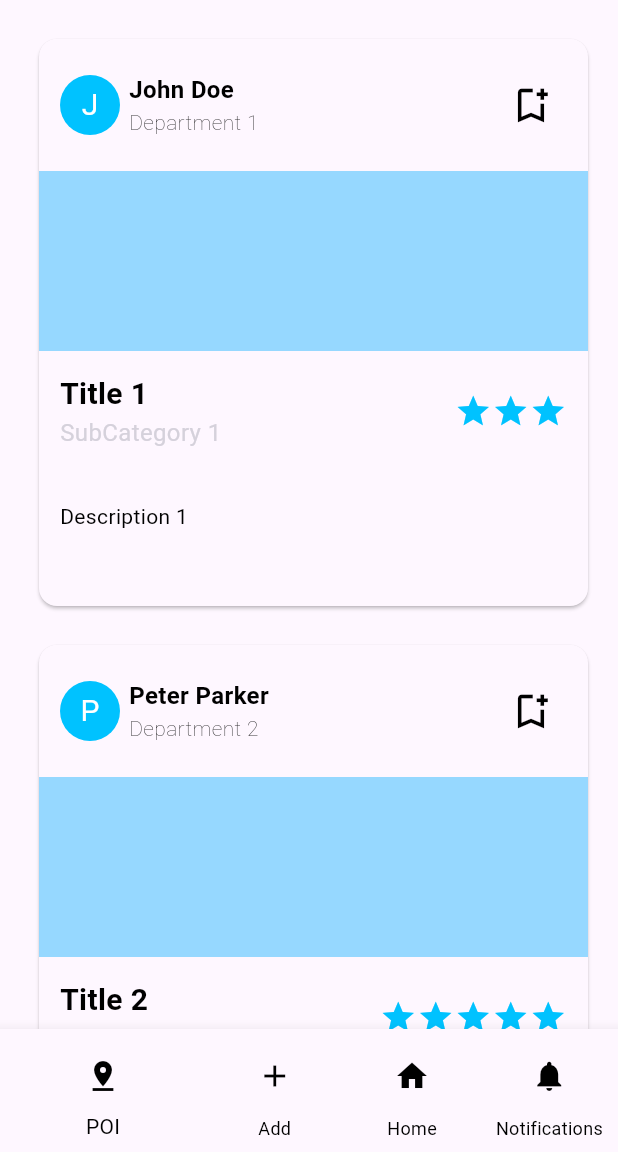
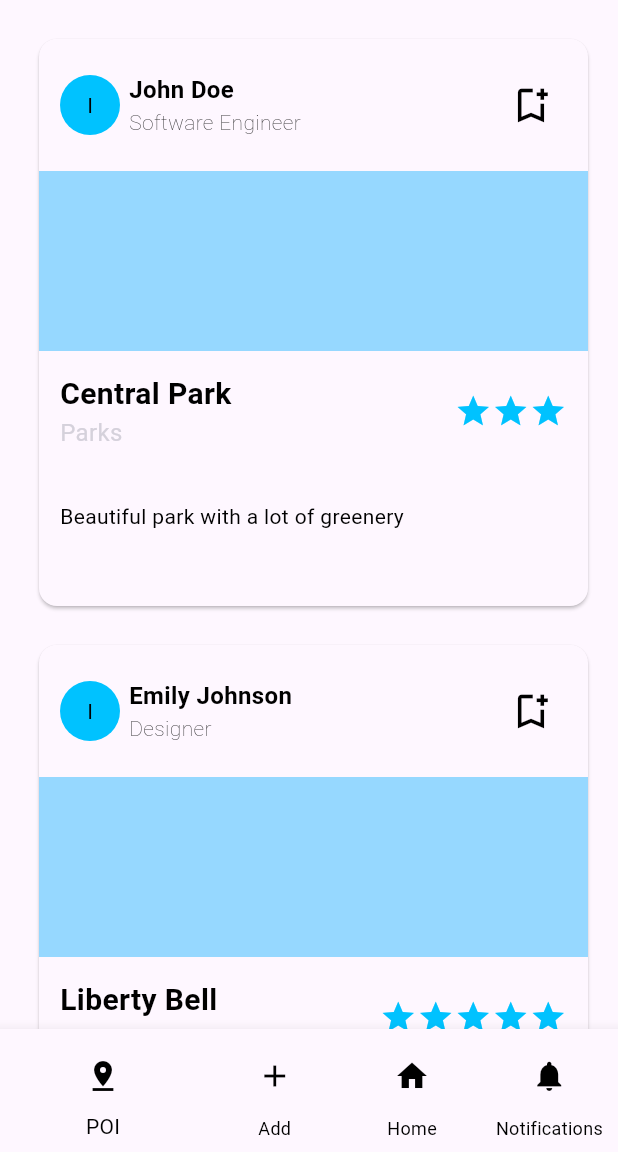
Before and after one commit to WildKoala23/Softshares, a Flutter app: the PointsOfInterest screen opened by its route, on a phone screen of 412 x 824 dp, the part 84-1236 px from its top. Run offline on Flutter 3.47's test engine with Material 3 defaults, Android fonts, the phone set to English and light mode, and no system bars; our stand-ins replace get_storage, sqflite, table_calendar; missing offline and left inert: dev_icons, search_map_location; accounts and stored records are empty.

Commit message:
updated classes and corresponding widgets

```diff
--- a/lib/Components/POICard.dart
+++ b/lib/Components/POICard.dart
@@ -25,12 +25,12 @@ class _POIState extends State<POICard> {
             child: cardHeader(colorScheme),
           ),
           //If image == null, put color instead
-          widget.pointOfInterest.getImage() == null
+          widget.pointOfInterest.imgPath == null
               ? Container(
                   color: Color.fromARGB(255, 150, 216, 255),
                   height: 120,
                 )
-              : Image.asset(widget.pointOfInterest.getImage()!),
+              : Image.asset(widget.pointOfInterest.imgPath!),
           Padding(
             padding: const EdgeInsets.all(14.0),
             child: textContent(colorScheme),
@@ -41,7 +41,7 @@ class _POIState extends State<POICard> {
             child: Container(
               alignment: Alignment.centerLeft,
               child: Text(
-                widget.pointOfInterest.getDescription(),
+                widget.pointOfInterest.desc,
                 textAlign: TextAlign.start,
               ),
             ),
@@ -59,18 +59,18 @@ class _POIState extends State<POICard> {
           crossAxisAlignment: CrossAxisAlignment.start,
           children: [
             Text(
-              widget.pointOfInterest.getTitle(),
+              widget.pointOfInterest.title,
               style: TextStyle(fontSize: 20, fontWeight: FontWeight.bold),
             ),
             Text(
-              widget.pointOfInterest.getSubCategory(),
+              widget.pointOfInterest.subCategory,
               style: TextStyle(color: colorScheme.onTertiary, fontSize: 16),
             )
           ],
         ),
         Row(
             children: List.generate(
-                widget.pointOfInterest.getAval(),
+                widget.pointOfInterest.aval,
                 (start) => Icon(
                       Icons.star,
                       color: colorScheme.secondary,
@@ -96,9 +96,9 @@ class _POIState extends State<POICard> {
                   borderRadius: BorderRadius.circular(95)),
               child: Center(
                   //If user does not have Profile Pic, print first letter of first name
-                  child: widget.pointOfInterest.profilePic != null
+                  child: widget.pointOfInterest.user.profileImg != null
                       ? Text(
-                          widget.pointOfInterest.getFirstName()[0],
+                          widget.pointOfInterest.user.firstname[0],
                           style: TextStyle(
                               fontSize: 20, color: colorScheme.onPrimary),
                         )
@@ -108,11 +108,11 @@ class _POIState extends State<POICard> {
               crossAxisAlignment: CrossAxisAlignment.start,
               children: [
                 Text(
-                  "${widget.pointOfInterest.getFirstName()} ${widget.pointOfInterest.getLastName()}",
+                  "${widget.pointOfInterest.user.firstname} ${widget.pointOfInterest.user.lastName}",
                   style: TextStyle(fontWeight: FontWeight.bold, fontSize: 16),
                 ),
                 Text(
-                  widget.pointOfInterest.getDepartment(),
+                  widget.pointOfInterest.user.job,
                   style: TextStyle(fontWeight: FontWeight.w100, fontSize: 14),
                 )
               ],
--- a/lib/Pages/MyProfile.dart
+++ b/lib/Pages/MyProfile.dart
@@ -3,6 +3,9 @@ import 'package:softshares/Components/bottomNavBar.dart';
 import 'package:softshares/Components/drawer.dart';
 import '../Components/appBar.dart';
 import '../classes/user.dart';
+
+User user = User('Alice', 'Williams', 'Architect', 'Los Angeles, CA',
+    'alice.williams@example.com', DateTime(1993, 7, 22), false);
 
 class MyProfile extends StatefulWidget {
   const MyProfile({super.key});
@@ -15,8 +18,6 @@ class MyProfile extends StatefulWidget {
 
 class _MyHomePageState extends State<MyProfile> {
   //Placeholder User for testing
-  User user = User('Guilherme', 'Pedrinho', 'Software Engineer', 'Viseu',
-      "email@example.com", 23, 09, 2001);
 
   void rightCallback(context) {
     Navigator.pushNamed(context, '/settings');
--- a/lib/Pages/editProfile.dart
+++ b/lib/Pages/editProfile.dart
@@ -27,15 +27,15 @@ class _EditProfileState extends State<EditProfile> {
   TextEditingController dateController = TextEditingController();
   TextEditingController cityController = TextEditingController();
 
-  User user = User('Guilherme', 'Pedrinho', 'Software Engineer', 'Viseu',
-      "email@example.com", 23, 09, 2001);
+  User user = User('John', 'Doe', 'Software Engineer', 'San Francisco, CA',
+    'john.doe@example.com', DateTime(1990, 5, 15), false);
 
   @override
   void initState() {
     super.initState();
     nameController.text = "${user.firstname}  ${user.lastName}";
     emailController.text = user.email;
-    dateController.text = "${user.year}-${user.month}-${user.day}";
+    dateController.text = "${user.birthday}";
     cityController.text = user.location;
   }
 
--- a/lib/Pages/homepage.dart
+++ b/lib/Pages/homepage.dart
@@ -2,8 +2,17 @@ import 'package:flutter/material.dart';
 import 'package:softshares/Components/bottomNavBar.dart';
 import 'package:softshares/Components/drawer.dart';
 import 'package:softshares/classes/forums.dart';
+import 'package:softshares/classes/user.dart';
 import '../Components/appBar.dart';
 import '../Components/forumCard.dart';
+
+//Test dummies
+User user1 = User('John', 'Doe', 'Software Engineer', 'San Francisco, CA',
+    'john.doe@example.com', DateTime(1990, 5, 15), false);
+User user2 = User('Jane', 'Smith', 'Product Manager', 'New York, NY',
+    'jane.smith@example.com', DateTime(1985, 8, 25), true);
+User user3 = User('Emily', 'Johnson', 'Designer', 'Los Angeles, CA',
+    'emily.johnson@example.com', DateTime(1992, 11, 30), true);
 
 class MyHomePage extends StatefulWidget {
   const MyHomePage({super.key});
@@ -53,25 +62,28 @@ List<ForumCard> createTestForumCards() {
 
   // Create multiple instances of Forum with different data
   Forum forum1 = Forum(
-    "John",
-    "Doe",
-    "Title 1",
-    "Department 1",
-    "SubCategory 1",
-    "Description 1",
-    "profilePic1",
-    "https://img.freepik.com/free-photo/colorful-design-with-spiral-design_188544-9588.jpg?size=626&ext=jpg&ga=GA1.1.553209589.1715126400&semt=sph",
+    user1,
+    user3,
+    'Discussion about new software trends',
+    1,
+    'Tech Talk',
+    true,
+    'Technology',
+    'Software',
+    DateTime.now()
   );
 
+  // Create a new Forum instance
   Forum forum2 = Forum(
-    "Peter",
-    "Parker",
-    "Title 2",
-    "Department 2",
-    "SubCategory 2",
-    "Description 2",
-    "profilePic2",
-    null,
+    user2,
+    user3,
+    'Discussion about sports events',
+    1,
+    'Sports Forum',
+    true,
+    'Sports',
+    'Football',
+    DateTime.now()
   );
 
   // Create ForumCard widgets with the Forum objects
--- a/lib/Pages/pointsOfInterest.dart
+++ b/lib/Pages/pointsOfInterest.dart
@@ -2,8 +2,17 @@ import 'package:flutter/material.dart';
 import 'package:softshares/Components/appBar.dart';
 import 'package:softshares/Components/bottomNavBar.dart';
 import 'package:softshares/Components/drawer.dart';
+import 'package:softshares/classes/user.dart';
 import '../Components/POICard.dart';
 import '../classes/POI.dart';
+
+
+User user1 = User('John', 'Doe', 'Software Engineer', 'San Francisco, CA',
+    'john.doe@example.com', DateTime(1990, 5, 15), false);
+User user2 = User('Jane', 'Smith', 'Product Manager', 'New York, NY',
+    'jane.smith@example.com', DateTime(1985, 8, 25), true);
+User user3 = User('Emily', 'Johnson', 'Designer', 'Los Angeles, CA',
+    'emily.johnson@example.com', DateTime(1992, 11, 30), false);
 
 class PointsOfInterest extends StatefulWidget {
   const PointsOfInterest({super.key});
@@ -50,28 +59,32 @@ List<POICard> createTestPOICards() {
   List<POICard> cards = [];
 
   // Create multiple instances of POI with different data
-  POI poi1 = POI(
-    "John",
-    "Doe",
-    "Title 1",
-    "Department 1",
-    "SubCategory 1",
-    "Description 1",
-    3, // Aval
-    "profilePic1",
-    null,
+    POI poi1 = POI(
+    user1,
+    user3,
+    'Beautiful park with a lot of greenery',
+    1,
+    'Central Park',
+    true,
+    'Nature',
+    'Parks',
+    DateTime.now(),
+    3,
+    null
   );
 
   POI poi2 = POI(
-    "Peter",
-    "Parker",
-    "Title 2",
-    "Department 2",
-    "SubCategory 2",
-    "Description 2",
-    5, // Aval
-    "profilePic2",
-    null,
+    user3,
+    user4,
+    'Historic monument with a rich history',
+    2,
+    'Liberty Bell',
+    true,
+    'History',
+    'Monuments',
+    DateTime.now(),
+    5,
+    null
   );
 
   // Create POICard widgets with the POI objects
--- a/lib/classes/ClasseAPI.dart
+++ b/lib/classes/ClasseAPI.dart
@@ -4,5 +4,4 @@ import '../classes/user.dart';
 class API {
   var url;
 
-
 }
--- a/lib/classes/POI.dart
+++ b/lib/classes/POI.dart
@@ -1,52 +1,28 @@
-class POI {
-  late String firstName, lastName, title, department, subCategory, desc;
-  String? profilePic, image;
-  late int aval;
+import 'package:softshares/classes/publication.dart';
+import 'package:softshares/classes/user.dart';
 
-  POI(this.firstName, this.lastName, this.title, this.department,
-      this.subCategory, this.desc, this.aval, this.profilePic, this.image);
+class POI extends Publication {
+  int _aval;
+  String? imgPath;
 
-  String getFirstName() {
-    return firstName;
-  }
+  POI(
+      User user,
+      User admin,
+      String desc,
+      int office,
+      String title,
+      bool validated,
+      String category,
+      String subCategory,
+      DateTime postDate,
+      this._aval,
+      this.imgPath)
+      : super(user, admin, desc, office, title, validated, category,
+            subCategory, postDate);
 
-  String getLastName() {
-    return lastName;
-  }
+  int get aval => _aval;
 
-  String getTitle() {
-    return title;
-  }
-
-  String getDepartment() {
-    return department;
-  }
-
-  String getSubCategory() {
-    return subCategory;
-  }
-
-  String getDescription() {
-    return desc;
-  }
-
-  int getAval() {
-    return aval;
-  }
-
-  String? getProfilePic() {
-    return profilePic;
-  }
-
-  String? getImage() {
-    return image;
-  }
-
-  void setProfilePic(String? pic) {
-    profilePic = pic;
-  }
-
-  void setImage(String? img) {
-    image = img;
+  set aval(int value) {
+    _aval = value;
   }
 }
--- a/lib/classes/publication.dart
+++ b/lib/classes/publication.dart
@@ -2,12 +2,57 @@ import 'package:softshares/classes/user.dart';
 
 class Publication {
   User _user, _admin;
-  String _desc, _title;
+  String _desc, _title, _category, _subCategory;
   bool _validated;
   int _office;
+  DateTime _postDate;
 
   Publication(this._user, this._admin, this._desc, this._office, this._title,
-      this._validated);
+      this._validated, this._category, this._subCategory, this._postDate);
 
+  User get user => _user;
+  User get admin => _admin;
+  String get desc => _desc;
+  String get title => _title;
+  String get category => _category;
+  String get subCategory => _subCategory;
+  bool get validated => _validated;
+  int get office => _office;
+  DateTime get datePost => _postDate;
 
+  set user(User value) {
+    _user = value;
+  }
+
+  set admin(User value) {
+    _admin = value;
+  }
+
+  set desc(String value) {
+    _desc = value;
+  }
+
+  set title(String value) {
+    _title = value;
+  }
+
+  set category(String value) {
+    _category = value;
+  }
+
+  set subCategory(String value) {
+    _subCategory = value;
+  }
+
+  set validated(bool value) {
+    _validated = value;
+  }
+
+  set office(int value) {
+    _office = value;
+  }
+
+  set postDate(DateTime value) {
+    _postDate = value;
+  }
 }
--- a/lib/classes/user.dart
+++ b/lib/classes/user.dart
@@ -1,10 +1,11 @@
 class User {
   String _firstname, _lastName, _job, _location, _email;
   String? _profileImg;
-  int _day, _month, _year;
+  DateTime _birthday;
+  bool _isAdmin;
 
   User(this._firstname, this._lastName, this._job, this._location, this._email,
-      this._day, this._month, this._year);
+      this._birthday, this._isAdmin);
 
   // Getters
   String get firstname => _firstname;
@@ -13,9 +14,7 @@ class User {
   String get email => _email;
   String get location => _location;
   String? get profileImg => _profileImg;
-  int get year => _year;
-  int get month => _month;
-  int get day => _day;
+  DateTime get birthday => _birthday;
 
   // Setters
   set firstname(String value) {
@@ -38,15 +37,18 @@ class User {
     _profileImg = value;
   }
 
-  set day(int value){
-     _day = value;
-  }
-
-  set month(int value){
-     _month = value;
-  }
-
-  set year(int value){
-     _year = value;
+  set birthday(DateTime value) {
+    _birthday = value;
   }
 }
+
+User user1 = User('John', 'Doe', 'Software Engineer', 'San Francisco, CA',
+    'john.doe@example.com', DateTime(1990, 5, 15), false);
+User user2 = User('Jane', 'Smith', 'Product Manager', 'New York, NY',
+    'jane.smith@example.com', DateTime(1985, 8, 25), true);
+User user3 = User('Emily', 'Johnson', 'Designer', 'Los Angeles, CA',
+    'emily.johnson@example.com', DateTime(1992, 11, 30), false);
+User user4 = User('Michael', 'Brown', 'Data Scientist', 'Chicago, IL',
+    'michael.brown@example.com', DateTime(1988, 3, 10), true);
+User user5 = User('Sarah', 'Davis', 'Marketing Specialist', 'Boston, MA',
+    'sarah.davis@example.com', DateTime(1995, 1, 5), false);
```
Also changed, not shown: lib/Components/forumCard.dart (+11 -10 lines), lib/classes/forums.dart (+6 -44 lines).
